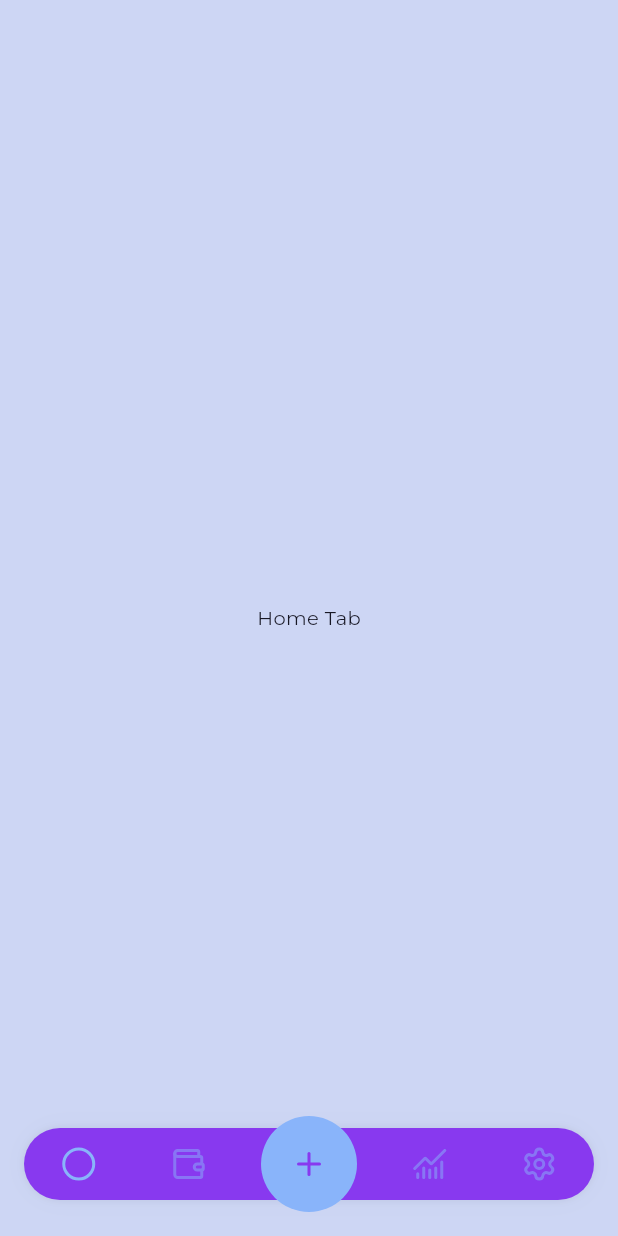
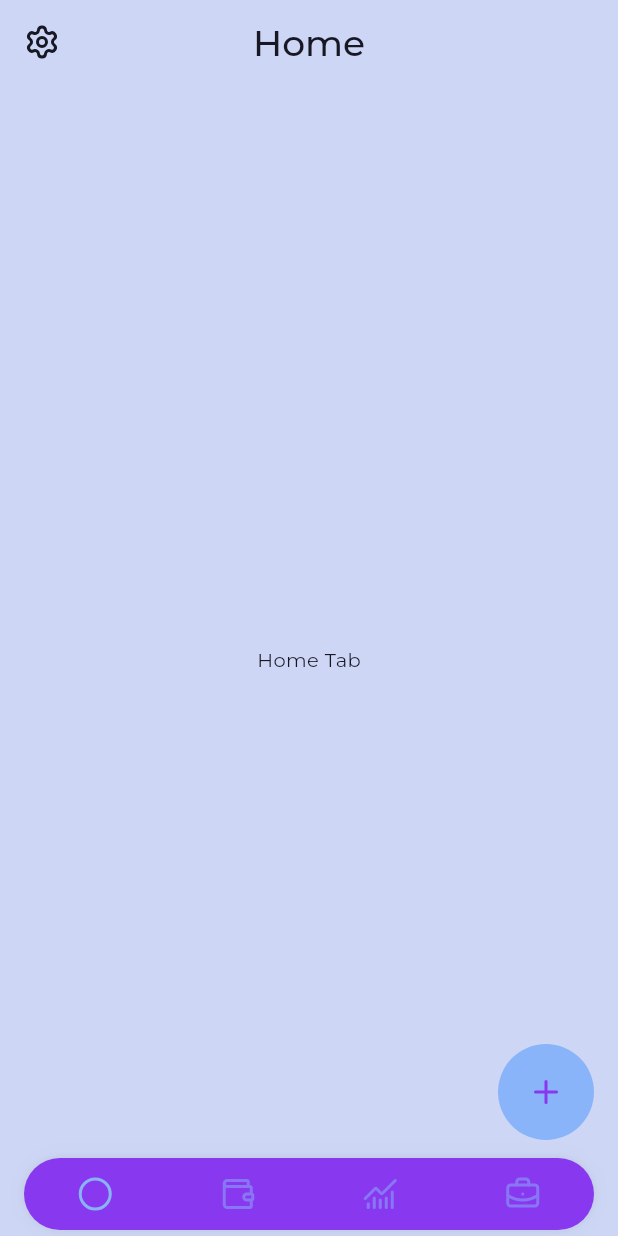
Before and after one commit to aslanDos/WiseBudget, a Flutter app: the screen it shows after launch, on a phone screen of 412 x 824 dp. Run offline on Flutter 3.47's test engine with Material 3 defaults, Android fonts, the phone set to English and light mode, and no system bars; our stand-ins replace dartz, equatable, flutter_bloc, get_it, go_router, lucide_icons_flutter and 2 more; generated files the repository leaves out were written again.

```diff
--- a/lib/core/shared/icons/app_icons.dart
+++ b/lib/core/shared/icons/app_icons.dart
@@ -13,6 +13,7 @@ class AppIcons {
   static const IconData arrowDownRight = LucideIcons.arrowDownRight;
   static const IconData arrowUpDown = LucideIcons.arrowUpDown;
   static const IconData check = LucideIcons.check;
+  static const IconData briefCase = LucideIcons.briefcaseBusiness;
   static const IconData wallet = LucideIcons.wallet;
   static const IconData settings = LucideIcons.settings;
   static const IconData pencil = LucideIcons.pencil;
@@ -20,4 +21,8 @@ class AppIcons {
   static const IconData trash = LucideIcons.trash2;
   static const IconData calendar = LucideIcons.calendarDays;
   static const IconData empty = LucideIcons.octagonMinus;
+  static const IconData crown = LucideIcons.crown;
+  static const IconData grid = LucideIcons.layoutGrid;
+  static const IconData bell = LucideIcons.bell;
+  static const IconData messageSquare = LucideIcons.messageSquare;
 }
--- a/lib/features/home/presentation/pages/home_page.dart
+++ b/lib/features/home/presentation/pages/home_page.dart
@@ -5,7 +5,7 @@ import 'package:wisebuget/features/home/presentation/pages/home_tab.dart';
 import 'package:wisebuget/features/analytics/presentation/pages/analytics_tab.dart';
 import 'package:wisebuget/features/navbar/presentation/navbar.dart';
 import 'package:wisebuget/features/navbar/presentation/widgets/new_transaction_button.dart';
-import 'package:wisebuget/features/settings/presentation/pages/settings_tab.dart';
+import 'package:wisebuget/features/tools/presentation/page/tools_tab.dart';
 
 class HomePage extends StatefulWidget {
   const HomePage({super.key});
@@ -59,29 +59,29 @@ class _HomePageState extends State<HomePage>
               HomeTab(scrollController: _homeTabScrollController),
               const AccountTab(),
               const AnalyticsTab(),
-              const SettingsTab(),
+              const ToolsTab(),
             ],
           ),
         ),
         Positioned(
-          bottom: 16.0,
+          bottom: 4.0,
           left: 0.0,
           right: 0.0,
           child: SafeArea(
             child: Frame(
-              child: Stack(
-                alignment: Alignment.center,
-                children: [
-                  Navbar(
-                    onTap: (i) => _navigateTo(i),
-                    activeIndex: _currentIndex,
-                  ),
-                  NewTransactionButton(),
-                ],
+              child: Navbar(
+                onTap: (i) => _navigateTo(i),
+                activeIndex: _currentIndex,
               ),
             ),
           ),
         ),
+        if (_currentIndex == 0)
+          Positioned(
+            bottom: 64.0,
+            right: 16.0,
+            child: SafeArea(child: NewTransactionButton()),
+          ),
       ],
     );
   }
--- a/lib/features/home/presentation/pages/home_tab.dart
+++ b/lib/features/home/presentation/pages/home_tab.dart
@@ -1,4 +1,5 @@
 import 'package:flutter/material.dart';
+import 'package:wisebuget/core/shared/icons/app_icons.dart';
 
 class HomeTab extends StatelessWidget {
   final ScrollController? scrollController;
@@ -6,6 +7,13 @@ class HomeTab extends StatelessWidget {
 
   @override
   Widget build(BuildContext context) {
-    return Container(child: Center(child: Text('Home Tab')));
+    return Scaffold(
+      appBar: AppBar(
+        leading: Icon(AppIcons.settings),
+        centerTitle: true,
+        title: Text('Home'),
+      ),
+      body: Container(child: Center(child: Text('Home Tab'))),
+    );
   }
 }
--- a/lib/features/navbar/presentation/navbar.dart
+++ b/lib/features/navbar/presentation/navbar.dart
@@ -48,7 +48,6 @@ class Navbar extends StatelessWidget {
             onTap: onTap,
             activeIndex: activeIndex,
           ),
-          const SizedBox(width: 64.0 + 12.0 + 12.0),
           NavbarButton(
             index: 2,
             icon: AppIcons.chart,
@@ -57,7 +56,7 @@ class Navbar extends StatelessWidget {
           ),
           NavbarButton(
             index: 3,
-            icon: AppIcons.settings,
+            icon: AppIcons.briefCase,
             onTap: onTap,
             activeIndex: activeIndex,
           ),
--- a/lib/features/settings/presentation/pages/settings_tab.dart
+++ b/lib/features/settings/presentation/pages/settings_page.dart
@@ -1,7 +1,7 @@
 import 'package:flutter/material.dart';
 
-class SettingsTab extends StatelessWidget {
-  const SettingsTab({super.key});
+class SettingsPage extends StatelessWidget {
+  const SettingsPage({super.key});
 
   @override
   Widget build(BuildContext context) {
```
Also changed, not shown: lib/features/account/presentation/pages/account_tab.dart (+9 -1 lines), lib/features/analytics/presentation/pages/analytics_tab.dart (+9 -1 lines), lib/features/tools/data/tool_item.dart (added, +49 -0 lines), lib/features/tools/presentation/page/tools_tab.dart (added, +42 -0 lines), lib/features/tools/presentation/widgets/tool_card.dart (added, +70 -0 lines), 3 other files.
